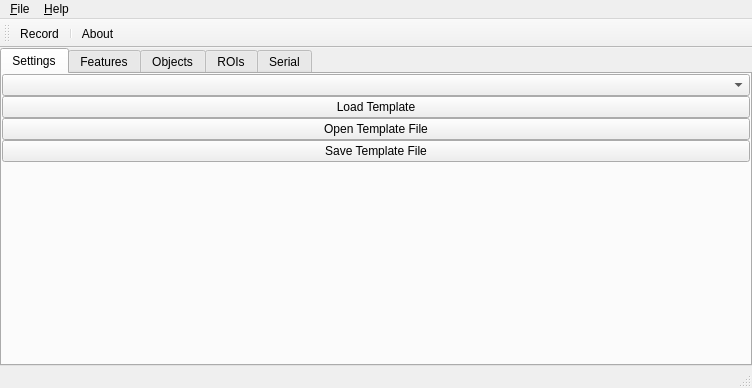
Old version of the form ui/mainUi.ui in the repository wonkoderverstaendige/Spotter.
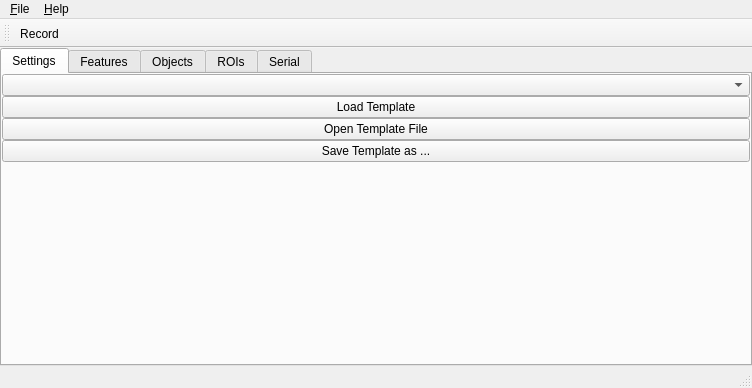
New version of the form. Icons and pictures are not drawn.

```diff
--- a/ui/mainUi.ui
+++ b/ui/mainUi.ui
@@ -157,7 +157,7 @@
             <item row="4" column="0">
              <widget class="QPushButton" name="btn_save_template">
               <property name="text">
-               <string>Save Template File</string>
+               <string>Save Template as ...</string>
               </property>
              </widget>
             </item>
@@ -431,8 +431,6 @@
     <bool>false</bool>
    </attribute>
    <addaction name="actionRecord"/>
-   <addaction name="separator"/>
-   <addaction name="actionAbout"/>
   </widget>
   <action name="actionE_xit">
    <property name="text">
```
Left out of the diff: 19 changed lines with no effect on the pictures.
